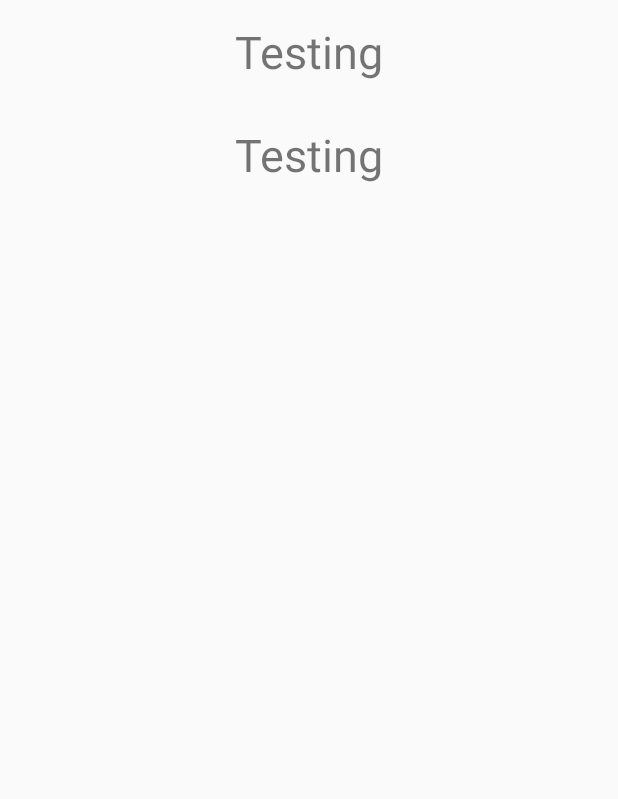
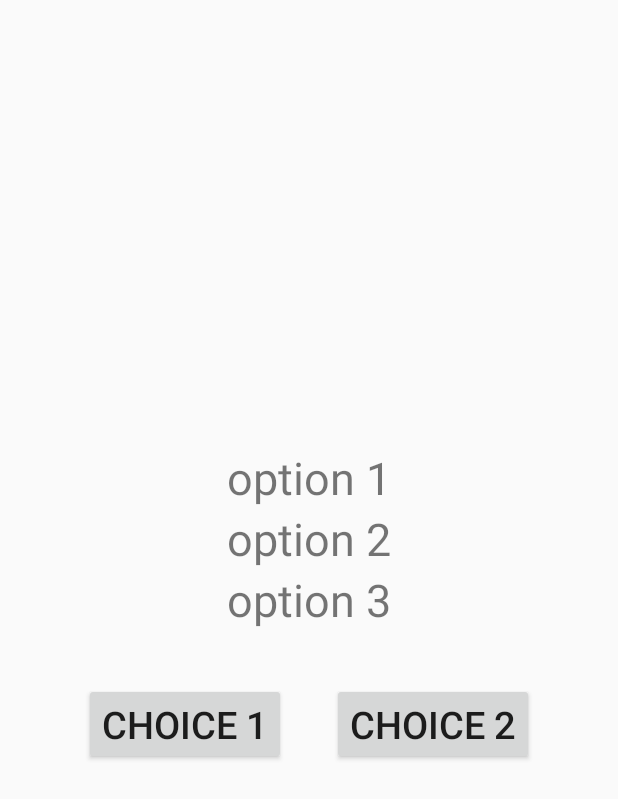
Before and after one commit to salazar3antonio/WordPalApp, an Android app: the layout fragment_quiz_list.xml on its own in the app's theme, with its tools: preview values and no code run, on a phone screen of 412 x 824 dp. Shown: the top 799 px of the screen. Run offline under Robolectric (Android 15) with nearby library versions, the phone set to English and light mode, and no system bars.

Commit message:
Added QuizList Layout

```diff
--- a/app/src/main/res/layout/fragment_quiz_list.xml
+++ b/app/src/main/res/layout/fragment_quiz_list.xml
@@ -3,30 +3,62 @@
               android:layout_width="match_parent"
               android:layout_height="match_parent"
               android:orientation="vertical"
+              android:gravity="center_vertical"
               tools:context=".QuizListFragment">
 
 
     <TextView
-        android:id="@+id/area_test"
+        android:id="@+id/optionOne"
         android:layout_width="wrap_content"
         android:layout_height="wrap_content"
-        android:paddingBottom="14dp"
-        android:paddingTop="14dp"
-        android:textSize="30dp"
-        tools:text="Testing"
+        android:layout_gravity="center_horizontal"
+        android:textSize="30sp"
         android:textStyle="normal"
-        android:layout_gravity="center_horizontal"/>
+        tools:text="option 1"/>
 
     <TextView
-        android:id="@+id/level_test"
+        android:id="@+id/optionTwo"
         android:layout_width="wrap_content"
         android:layout_height="wrap_content"
-        android:paddingBottom="14dp"
-        android:paddingTop="14dp"
-        tools:text="Testing"
+        android:layout_gravity="center_horizontal"
+        android:textSize="30sp"
+        android:textStyle="normal"
+        tools:text="option 2"/>
 
-        android:textSize="30dp"
+    <TextView
+        android:id="@+id/optionThree"
+        android:layout_width="wrap_content"
+        android:layout_height="wrap_content"
+        android:layout_gravity="center_horizontal"
+        android:textSize="30sp"
         android:textStyle="normal"
-        android:layout_gravity="center_horizontal"/>
+        tools:text="option 3"/>
+
+    <LinearLayout
+        android:layout_width="match_parent"
+        android:layout_height="wrap_content"
+        android:orientation="horizontal"
+        android:gravity="center"
+        android:layout_marginTop="20dp">
+
+        <Button
+            android:id="@+id/choiceOne_button"
+            android:layout_width="wrap_content"
+            android:layout_height="wrap_content"
+            tools:text="Choice 1"
+            android:layout_margin="15dp"
+            android:textSize="25sp"/>
+
+        <Button
+            android:id="@+id/choiceTwo_button"
+            android:layout_width="wrap_content"
+            android:layout_height="match_parent"
+            tools:text="Choice 2"
+            android:layout_margin="15dp"
+            android:textSize="25sp"/>
+
+
+
+    </LinearLayout>
 
 </LinearLayout>
```
